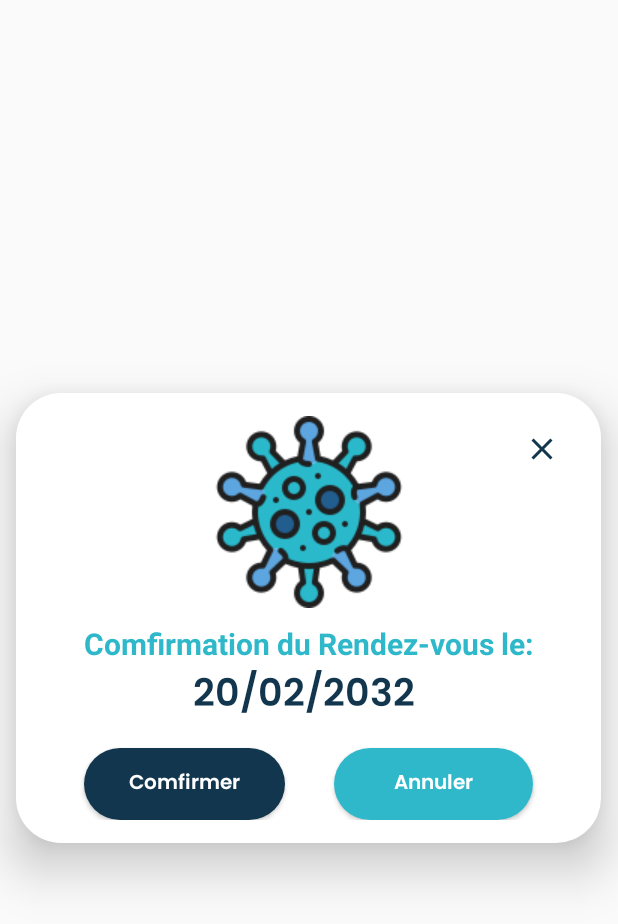
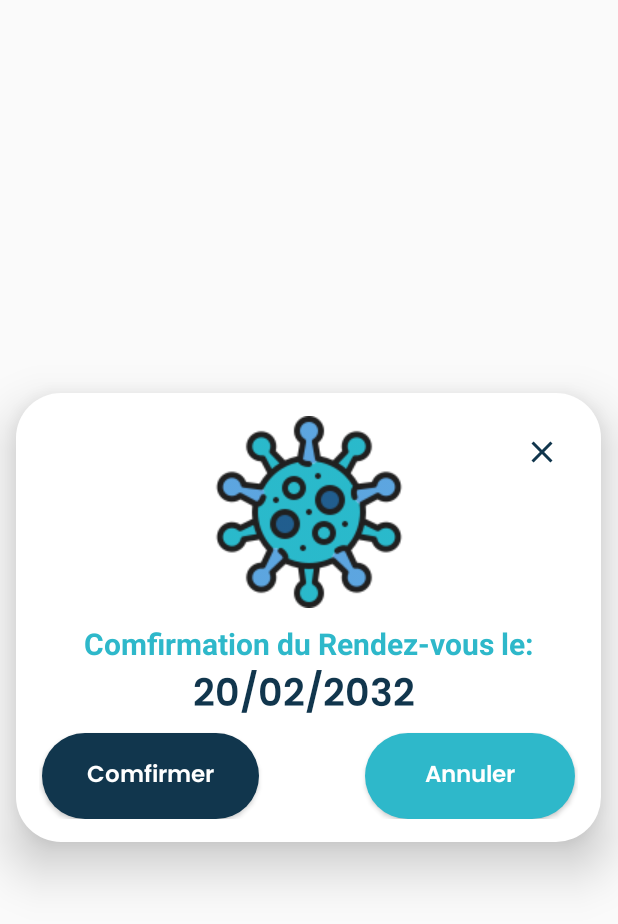
Before and after one commit to maycods/Optimized-vaccination-app, an Android app: the layout notif.xml on its own in the app's theme, with its tools: preview values and no code run, on a phone screen of 412 x 824 dp. Shown: the top 924 px of the screen. Run offline under Robolectric (Android 15) with nearby library versions, the phone set to English and light mode, and no system bars.

Commit message:
cal+notif

```diff
--- a/app/build.gradle
+++ b/app/build.gradle
@@ -42,6 +42,7 @@ dependencies {
     implementation 'androidx.constraintlayout:constraintlayout:2.1.3'
     implementation 'com.google.android.gms:play-services-maps:18.0.2'
     implementation 'androidx.legacy:legacy-support-v4:1.0.0'
+    implementation 'com.github.mahimrocky:EventCalender:v1.0.0'
     testImplementation 'junit:junit:4.13.2'
     androidTestImplementation 'androidx.test.ext:junit:1.1.3'
     androidTestImplementation 'androidx.test.espresso:espresso-core:3.4.0'
--- a/app/src/main/res/layout/notif.xml
+++ b/app/src/main/res/layout/notif.xml
@@ -7,35 +7,37 @@
     android:background="@color/none"
     xmlns:app="http://schemas.android.com/apk/res-auto"
   >
+
     <androidx.constraintlayout.widget.ConstraintLayout
-    android:padding="15dp"
-    android:layout_height="300dp"
+        android:layout_width="wrap_content"
+        android:layout_height="wrap_content"
+        android:layout_centerInParent="true"
+        android:background="@drawable/notification"
+        android:elevation="20dp"
         android:minHeight="250dp"
-    android:layout_width="wrap_content"
-android:background="@drawable/notification"
-android:layout_centerInParent="true"
-android:elevation="20dp"
-    >
+        android:padding="15dp">
 
         <ImageButton
+            android:id="@+id/close"
             android:layout_width="wrap_content"
             android:layout_height="wrap_content"
-        android:id="@+id/close"
             android:backgroundTint="@color/none"
+            android:minHeight="48dp"
+            android:src="@drawable/ic_baseline_close_24"
             app:layout_constraintEnd_toEndOf="parent"
-        android:src="@drawable/ic_baseline_close_24"
-        tools:ignore="MissingConstraints">
+            tools:ignore="MissingConstraints,SpeakableTextPresentCheck"
+            tools:layout_editor_absoluteY="15dp">
 
         </ImageButton>
 
         <ImageView
             android:id="@+id/imgC"
-        android:paddingBottom="10dp"
             android:layout_width="wrap_content"
             android:layout_height="wrap_content"
+            android:paddingBottom="10dp"
             android:src="@drawable/virus"
+            app:layout_constraintEnd_toEndOf="parent"
             app:layout_constraintStart_toStartOf="parent"
-        app:layout_constraintEnd_toEndOf="parent"
             tools:ignore="MissingConstraints" />
 
         <TextView
@@ -45,9 +47,9 @@ android:elevation="20dp"
             android:layout_marginHorizontal="30dp"
             android:gravity="center"
             android:text="Comfirmation du Rendez-vous le:"
-        android:textStyle="bold"
             android:textColor="@color/blueB"
             android:textSize="20dp"
+            android:textStyle="bold"
             app:layout_constraintEnd_toEndOf="parent"
             app:layout_constraintStart_toStartOf="parent"
             app:layout_constraintTop_toBottomOf="@+id/imgC" />
@@ -56,19 +58,20 @@ android:elevation="20dp"
             android:id="@+id/textV2"
             android:layout_width="wrap_content"
             android:layout_height="wrap_content"
+            android:fontFamily="@font/poppins_semibold"
             android:gravity="center"
+            android:text="20/02/2032 "
+            android:textAlignment="center"
             android:textColor="@color/bleufoncé"
-        android:text="20/02/2032 "
             android:textSize="25dp"
-        android:fontFamily="@font/poppins_semibold"
-        android:textAlignment="center"
             app:layout_constraintEnd_toEndOf="parent"
             app:layout_constraintStart_toStartOf="parent"
             app:layout_constraintTop_toBottomOf="@+id/textV" />
+
         <View
             android:id="@+id/divider"
             android:layout_width="0dp"
-        android:layout_height="0dp"
+            android:layout_height="60dp"
             app:layout_constraintBottom_toBottomOf="parent"
             app:layout_constraintEnd_toEndOf="parent"
             app:layout_constraintStart_toStartOf="parent"
@@ -76,35 +79,38 @@ android:elevation="20dp"
 
         <Button
             android:id="@+id/btn_cancel"
-        android:layout_width="0dp"
+            android:layout_width="wrap_content"
             android:layout_height="wrap_content"
+            android:layout_marginLeft="2dp"
+            android:layout_marginTop="20dp"
             android:background="@drawable/bouton"
+            android:fontFamily="@font/poppins_semibold"
+            android:paddingHorizontal="30dp"
+            android:paddingVertical="15dp"
             android:text="Comfirmer"
-        android:textSize="13dp"
-        android:fontFamily="@font/poppins_semibold"
             android:textAllCaps="false"
             android:textColor="@color/white"
-        android:layout_marginLeft="30dp"
-        android:paddingHorizontal="30dp"
+            android:textSize="15dp"
             app:layout_constraintBottom_toBottomOf="parent"
-        app:layout_constraintStart_toStartOf="parent"
-    />
+            app:layout_constraintStart_toStartOf="parent" />
 
         <Button
             android:id="@+id/btn_okay"
-        android:layout_width="0dp"
+            android:layout_width="wrap_content"
             android:layout_height="wrap_content"
+            android:layout_marginTop="20dp"
+            android:layout_marginRight="2dp"
             android:background="@drawable/bouton"
             android:backgroundTint="@color/bleu2"
+            android:fontFamily="@font/poppins_semibold"
+            android:paddingHorizontal="40dp"
+            android:paddingVertical="15dp"
             android:text="Annuler"
-        android:textSize="13dp"
-        android:paddingHorizontal="40dp"
-        android:layout_marginRight="30dp"
-        android:fontFamily="@font/poppins_semibold"
             android:textAllCaps="false"
             android:textColor="@color/white"
+            android:textSize="15dp"
             app:layout_constraintBottom_toBottomOf="parent"
-        app:layout_constraintEnd_toEndOf="parent"/>
+            app:layout_constraintEnd_toEndOf="parent" />
 
 
     </androidx.constraintlayout.widget.ConstraintLayout>
--- a/app/src/main/res/layout/rdv.xml
+++ b/app/src/main/res/layout/rdv.xml
@@ -27,7 +27,7 @@
             android:textColor="@color/white"
             android:padding="15dp"
             android:text="Rendez-vous"></TextView>
-    </LinearLayout><!--
+    </LinearLayout>
     <com.skyhope.eventcalenderlibrary.CalenderEvent
         android:id="@+id/calender_event"
         android:layout_width="match_parent"
@@ -42,7 +42,8 @@
         app:week_name_color="@color/white"
         app:next_icon="@drawable/rightarrow"
         app:previous_icon="@drawable/leftarrow"
-        />-->
+        tools:ignore="MissingClass" />
+
     <LinearLayout
         android:background="@drawable/itin"
         android:layout_width="match_parent"
--- a/build.gradle
+++ b/build.gradle
@@ -10,6 +10,7 @@ plugins {
     id 'com.google.android.libraries.mapsplatform.secrets-gradle-plugin' version '2.0.1' apply false
 }
 
+
 task clean(type: Delete) {
     delete rootProject.buildDir
 }
--- a/settings.gradle
+++ b/settings.gradle
@@ -13,7 +13,8 @@ dependencyResolutionManagement {
     repositories {
         google()
         mavenCentral()
-     jcenter()
+        maven { url 'https://jitpack.io' }
+        jcenter()
     }
 }
 rootProject.name = "fronttttttttttttttttttt"
```
Also changed, not shown: app/src/main/java/com/example/fronttttttttttttttttttt/Map.java (+2 -9 lines), app/src/main/res/layout/infosperso.xml (+39 -3 lines). Lines whose indentation alone changed are shown as unchanged.
